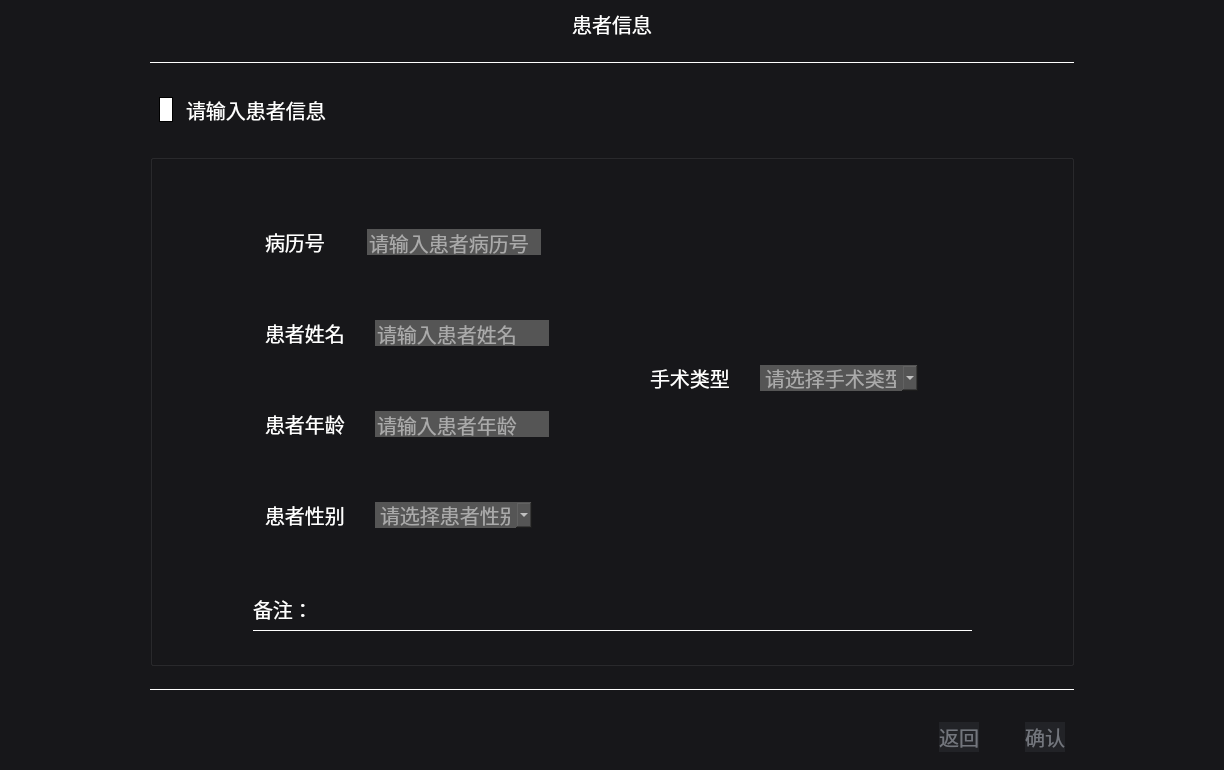
Before: the Qt Designer form SurgicalRobotSoftware_2_0/surgical-robot-software-2-0/patientinfowidget.ui in Z-Hd/Lingxi-Spine-care-Visual-Interactive-Software-Prototype, drawn with Qt 5.
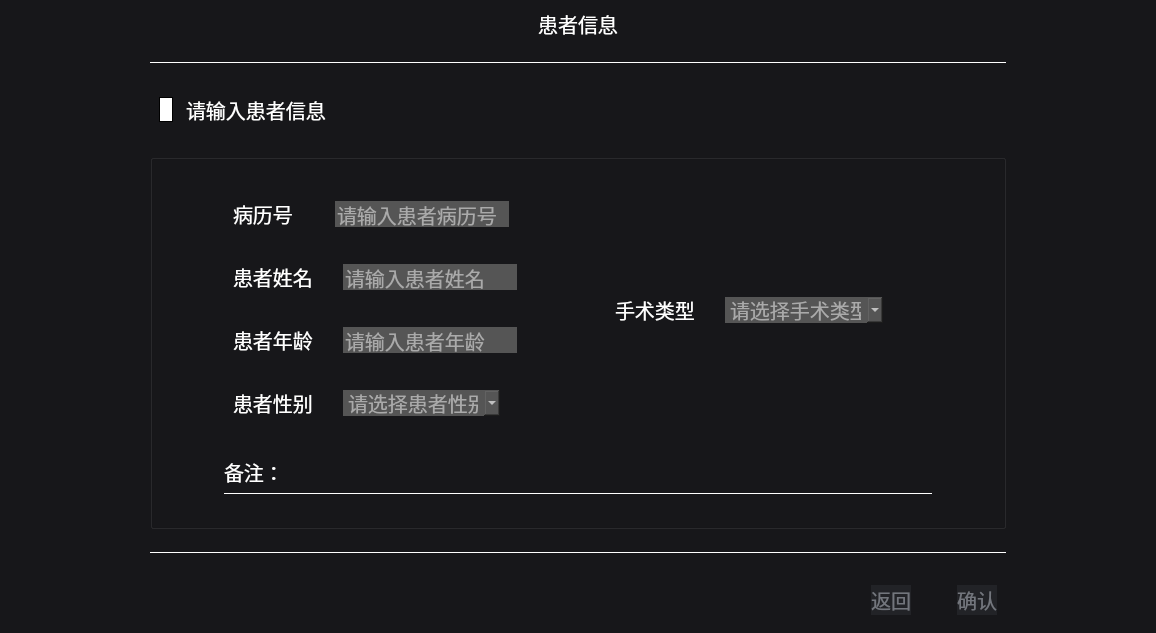
After: the same form once the commit is applied. Icons and pictures are not drawn.

Patch:
```diff
--- a/SurgicalRobotSoftware_2_0/surgical-robot-software-2-0/patientinfowidget.ui
+++ b/SurgicalRobotSoftware_2_0/surgical-robot-software-2-0/patientinfowidget.ui
@@ -6,8 +6,8 @@
    <rect>
     <x>0</x>
     <y>0</y>
-    <width>1224</width>
-    <height>770</height>
+    <width>1156</width>
+    <height>633</height>
    </rect>
   </property>
   <property name="sizePolicy">
```
